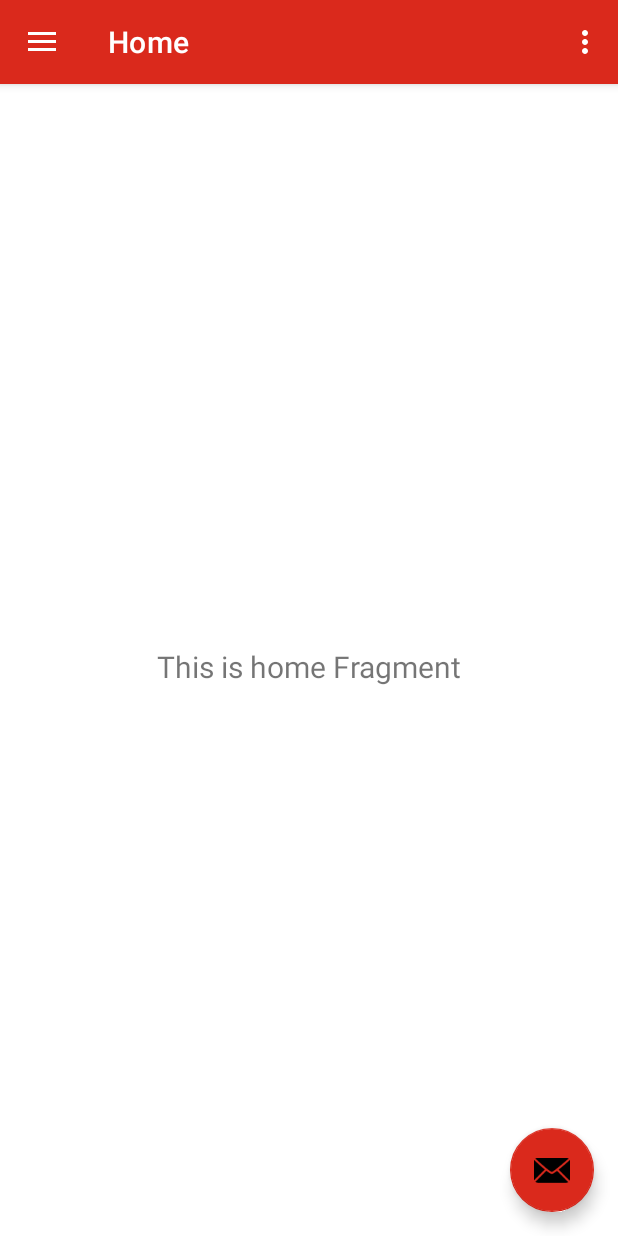
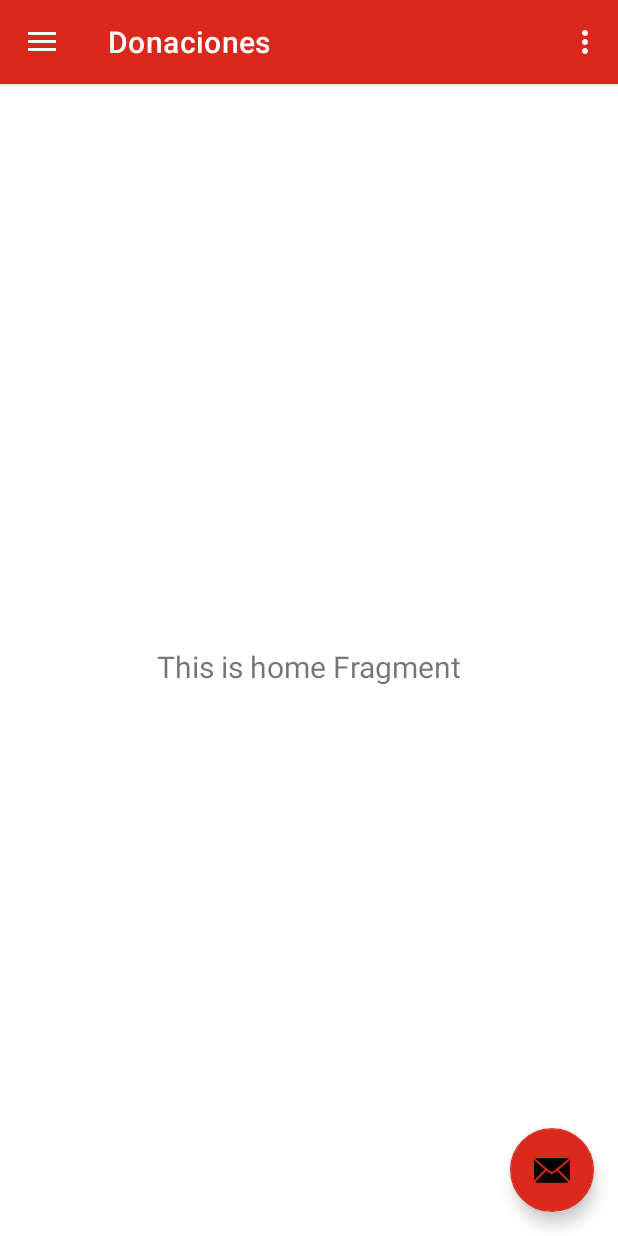
Before and after one commit to A01749373/DibujandoUnManana, an Android app: the screen it shows after launch (MainActivity), on a phone screen of 412 x 824 dp. Run offline under Robolectric (Android 15) with nearby library versions, the phone set to English and light mode, and no system bars; our stand-ins replace navigation-ui.

Commit message:
Navegación

```diff
--- a/app/src/main/java/mx/itesm/dibujandounmaana/MainActivity.kt
+++ b/app/src/main/java/mx/itesm/dibujandounmaana/MainActivity.kt
@@ -37,7 +37,8 @@ class MainActivity : AppCompatActivity() {
         // menu should be considered as top level destinations.
         appBarConfiguration = AppBarConfiguration(
             setOf(
-                R.id.nav_donar, R.id.nav_quienes, R.id.nav_regalos
+                R.id.nav_donar, R.id.nav_quienes, R.id.nav_regalos,
+                R.id.nav_perfil, R.id.nav_contactanos, R.id.nav_proyectos
             ), drawerLayout
         )
         setupActionBarWithNavController(navController, appBarConfiguration)
--- a/app/src/main/res/layout/nav_contactanos_fragment.xml
+++ b/app/src/main/res/layout/nav_contactanos_fragment.xml
@@ -8,6 +8,6 @@
     <TextView
         android:layout_width="match_parent"
         android:layout_height="match_parent"
-        android:text="Hello" />
+        android:text="Contáctanos por alguno de \nnuestros canales de comunicación" />
 
 </FrameLayout>
--- a/app/src/main/res/menu/activity_main_drawer.xml
+++ b/app/src/main/res/menu/activity_main_drawer.xml
@@ -6,6 +6,9 @@
     android:background="@color/design_default_color_error">
 
     <group android:checkableBehavior="single">
+        <item
+            android:id= "@+id/nav_perfil"
+            android:title = "Perfil" />
 
         <item
             android:id="@+id/nav_donar"
@@ -32,6 +35,9 @@
             android:id="@+id/nav_logout"
             android:title="Cerrar sesión" />
         <item
+            android:id="@+id/iniciar_sesion"
+            android:title="Iniciar sesión" />
+        <item
             android:id="@+id/crear_cuenta"
             android:title="Crear Cuenta" />
     </group>
--- a/app/src/main/res/navigation/mobile_navigation.xml
+++ b/app/src/main/res/navigation/mobile_navigation.xml
@@ -8,48 +8,55 @@
     <fragment
         android:id="@+id/nav_donar"
         android:name="mx.itesm.dibujandounmaana.ui.home.HomeFragment"
-        android:label="@string/menu_home"
+        android:label="Donaciones"
         tools:layout="@layout/fragment_home" />
 
     <fragment
         android:id="@+id/nav_quienes"
         android:name="mx.itesm.dibujandounmaana.ui.gallery.GalleryFragment"
-        android:label="@string/menu_gallery"
+        android:label="¿Quiénes somos?"
         tools:layout="@layout/fragment_gallery" />
 
     <fragment
         android:id="@+id/nav_regalos"
         android:name="mx.itesm.dibujandounmaana.ui.slideshow.SlideshowFragment"
-        android:label="@string/menu_slideshow"
+        android:label="Regalos con causa"
         tools:layout="@layout/fragment_slideshow" />
     <fragment
         android:id="@+id/crear_cuenta"
         android:name="mx.itesm.dibujandounmaana.CrearCuenta"
         android:label="Crear Cuenta"
         tools:layout="@layout/nav_crear_cuenta" />
+
+    <fragment
+        android:id="@+id/iniciar_sesion"
+        android:name="mx.itesm.dibujandounmaana.IniciarSesion"
+        android:label="Iniciar sesion"
+        tools:layout="@layout/iniciar_sesion_fragment" />
+
     <fragment
         android:id="@+id/donar"
         android:name="mx.itesm.dibujandounmaana.Donar"
-        android:label="donar_fragment"
+        android:label="Donar"
         tools:layout="@layout/donar_fragment" />
     <fragment
         android:id="@+id/nav_contactanos"
         android:name="mx.itesm.dibujandounmaana.Contactanos"
-        android:label="nav_contactanos_fragment"
+        android:label="Contáctanos"
         tools:layout="@layout/nav_contactanos_fragment" />
     <fragment
         android:id="@+id/iniciarSesion"
         android:name="mx.itesm.dibujandounmaana.IniciarSesion"
-        android:label="iniciar_sesion_fragment"
+        android:label="Iniciar sesión"
         tools:layout="@layout/iniciar_sesion_fragment" />
     <fragment
-        android:id="@+id/perfilUsuario"
+        android:id="@+id/nav_perfil"
         android:name="mx.itesm.dibujandounmaana.perfilUsuario"
-        android:label="perfil_usuario_fragment"
+        android:label="Perfil"
         tools:layout="@layout/perfil_usuario_fragment" />
     <fragment
         android:id="@+id/nav_proyectos"
         android:name="mx.itesm.dibujandounmaana.Proyectos"
-        android:label="Listado de Proyectos"
+        android:label="Nuestros proyectos"
         tools:layout="@layout/nav_proyectos" />
 </navigation>
```
